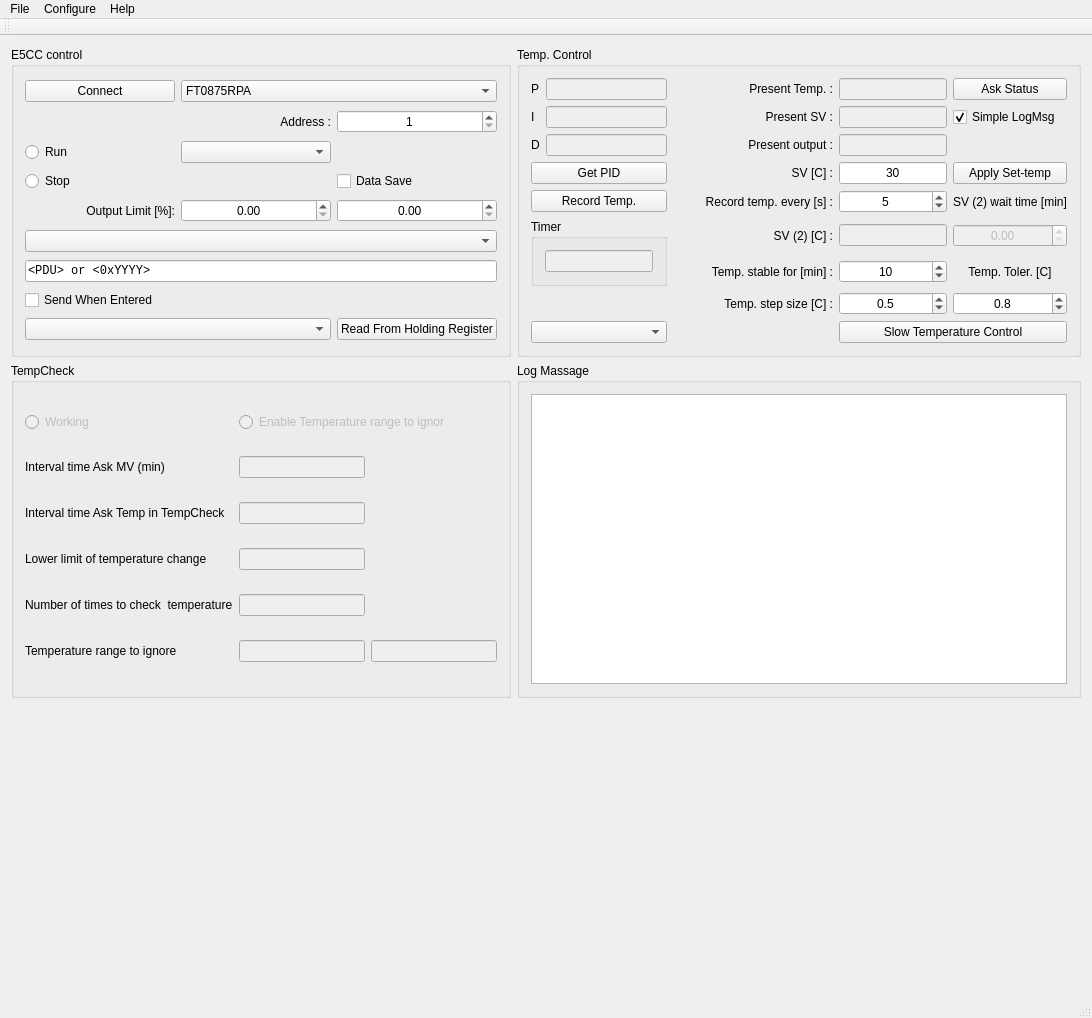
daimiura/OmronPID, file mainwindow.ui: the form before one commit.
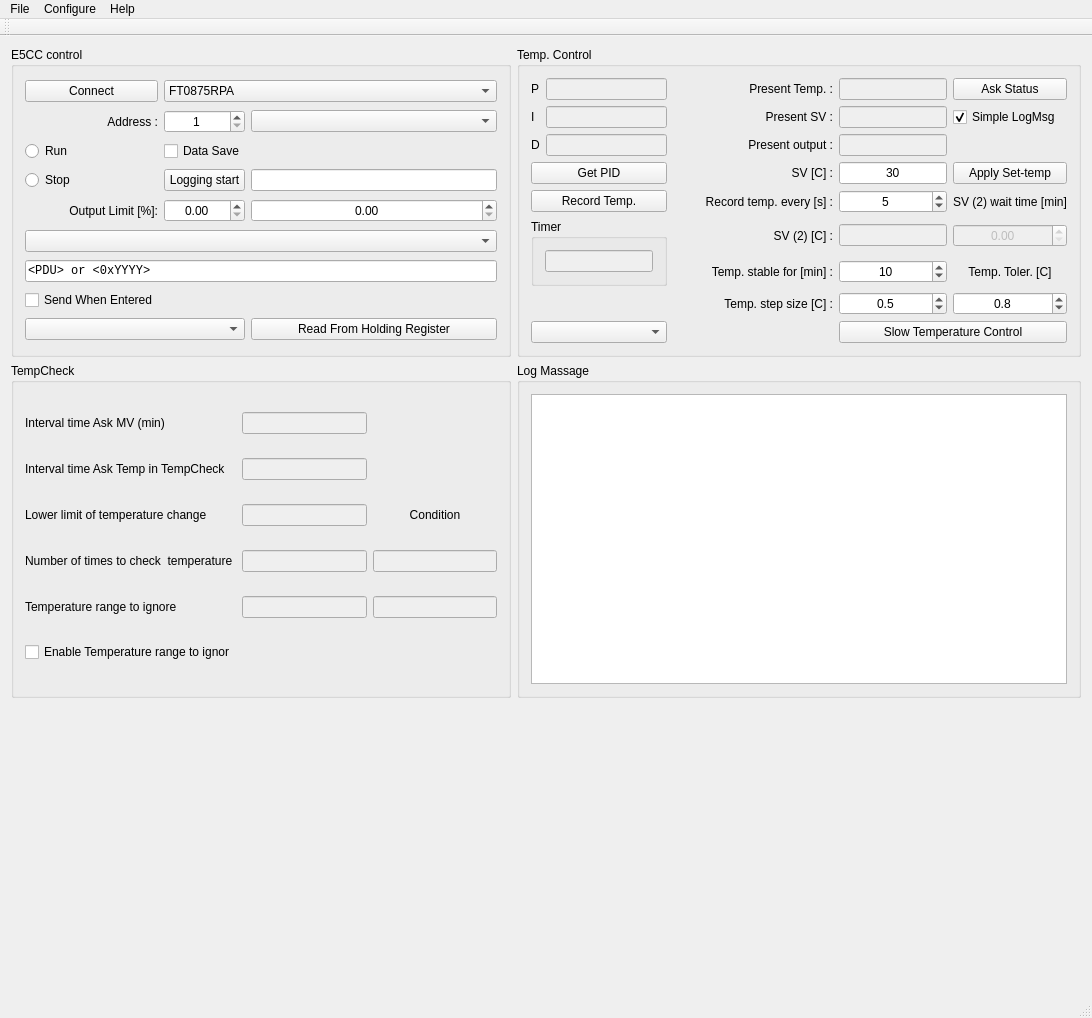
The form after the commit. Custom widgets are drawn as their Qt base class.

What changed in the file:
```diff
--- a/mainwindow.ui
+++ b/mainwindow.ui
@@ -21,14 +21,7 @@
        <string>E5CC control</string>
       </property>
       <layout class="QGridLayout" name="gridLayout_4">
-       <item row="0" column="0">
-        <widget class="QPushButton" name="pushButton_Connect">
-         <property name="text">
-          <string>Connect</string>
-         </property>
-        </widget>
-       </item>
-       <item row="3" column="0">
+       <item row="4" column="0">
         <widget class="QRadioButton" name="radioButton_Stop">
          <property name="text">
           <string>Stop</string>
@@ -38,24 +31,50 @@
          </attribute>
         </widget>
        </item>
-       <item row="4" column="2">
-        <widget class="QDoubleSpinBox" name="doubleSpinBox_MVupper">
+       <item row="0" column="0">
+        <widget class="QPushButton" name="pushButton_Connect">
+         <property name="text">
+          <string>Connect</string>
+         </property>
+        </widget>
+       </item>
+       <item row="6" column="0" colspan="3">
+        <widget class="QComboBox" name="comboBox_Func"/>
+       </item>
+       <item row="1" column="1">
+        <widget class="QSpinBox" name="spinBox_DeviceAddress">
          <property name="alignment">
           <set>Qt::AlignCenter</set>
          </property>
+         <property name="minimum">
+          <number>1</number>
+         </property>
          <property name="maximum">
-          <double>100.000000000000000</double>
+          <number>247</number>
+         </property>
+         <property name="value">
+          <number>1</number>
          </property>
         </widget>
        </item>
-       <item row="8" column="2">
+       <item row="9" column="2">
         <widget class="QPushButton" name="pushButton_ReadRH">
          <property name="text">
           <string>Read From Holding Register</string>
          </property>
         </widget>
        </item>
-       <item row="6" column="0" colspan="3">
+       <item row="4" column="1">
+        <widget class="QPushButton" name="pushButton_Log">
+         <property name="text">
+          <string>Logging start</string>
+         </property>
+         <property name="checkable">
+          <bool>true</bool>
+         </property>
+        </widget>
+       </item>
+       <item row="7" column="0" colspan="3">
         <widget class="QLineEdit" name="lineEdit_Cmd">
          <property name="font">
           <font>
@@ -67,59 +86,27 @@
          </property>
         </widget>
        </item>
-       <item row="7" column="0">
-        <widget class="QCheckBox" name="checkBox_EnableSend">
-         <property name="text">
-          <string>Send When Entered</string>
-         </property>
-        </widget>
+       <item row="4" column="2">
+        <widget class="QLineEdit" name="lineEdit_Log"/>
        </item>
-       <item row="0" column="1" colspan="2">
-        <widget class="QComboBox" name="comboBox_SeriesNumber">
-         <item>
-          <property name="text">
-           <string>FT0875RPA</string>
-          </property>
-         </item>
-        </widget>
-       </item>
-       <item row="5" column="0" colspan="3">
-        <widget class="QComboBox" name="comboBox_Func"/>
-       </item>
-       <item row="2" column="1">
+       <item row="1" column="2">
         <widget class="QComboBox" name="comboBox_AT">
          <property name="currentIndex">
           <number>-1</number>
          </property>
         </widget>
        </item>
-       <item row="4" column="0">
-        <widget class="QLabel" name="label_9">
+       <item row="3" column="0">
+        <widget class="QRadioButton" name="radioButton_Run">
          <property name="text">
-          <string>Output Limit [%]:</string>
+          <string>Run</string>
          </property>
-         <property name="alignment">
-          <set>Qt::AlignRight|Qt::AlignTrailing|Qt::AlignVCenter</set>
-         </property>
+         <attribute name="buttonGroup">
+          <string notr="true">buttonGroup</string>
+         </attribute>
         </widget>
        </item>
-       <item row="1" column="2">
-        <widget class="QSpinBox" name="spinBox_DeviceAddress">
-         <property name="alignment">
-          <set>Qt::AlignCenter</set>
-         </property>
-         <property name="minimum">
-          <number>1</number>
-         </property>
-         <property name="maximum">
-          <number>247</number>
-         </property>
-         <property name="value">
-          <number>1</number>
-         </property>
-        </widget>
-       </item>
-       <item row="8" column="0" colspan="2">
+       <item row="9" column="0" colspan="2">
         <widget class="QComboBox" name="comboBox_MemAddress">
          <property name="font">
           <font>
@@ -131,40 +118,66 @@
          </property>
         </widget>
        </item>
-       <item row="2" column="0">
-        <widget class="QRadioButton" name="radioButton_Run">
+       <item row="5" column="0">
+        <widget class="QLabel" name="label_9">
          <property name="text">
-          <string>Run</string>
-         </property>
-         <attribute name="buttonGroup">
-          <string notr="true">buttonGroup</string>
-         </attribute>
-        </widget>
-       </item>
-       <item row="1" column="1">
-        <widget class="QLabel" name="label_5">
-         <property name="text">
-          <string>Address :</string>
+          <string>Output Limit [%]:</string>
          </property>
          <property name="alignment">
           <set>Qt::AlignRight|Qt::AlignTrailing|Qt::AlignVCenter</set>
          </property>
         </widget>
        </item>
-       <item row="4" column="1">
-        <widget class="QDoubleSpinBox" name="doubleSpinBox_MVlower">
-         <property name="alignment">
-          <set>Qt::AlignCenter</set>
-         </property>
+       <item row="0" column="1" colspan="2">
+        <widget class="QComboBox" name="comboBox_SeriesNumber">
+         <item>
+          <property name="text">
+           <string>FT0875RPA</string>
+          </property>
+         </item>
         </widget>
        </item>
-       <item row="3" column="2">
+       <item row="3" column="1">
         <widget class="QCheckBox" name="checkBox_dataSave">
          <property name="text">
           <string>Data Save</string>
          </property>
         </widget>
        </item>
+       <item row="5" column="1">
+        <widget class="QDoubleSpinBox" name="doubleSpinBox_MVlower">
+         <property name="alignment">
+          <set>Qt::AlignCenter</set>
+         </property>
+        </widget>
+       </item>
+       <item row="8" column="0">
+        <widget class="QCheckBox" name="checkBox_EnableSend">
+         <property name="text">
+          <string>Send When Entered</string>
+         </property>
+        </widget>
+       </item>
+       <item row="5" column="2">
+        <widget class="QDoubleSpinBox" name="doubleSpinBox_MVupper">
+         <property name="alignment">
+          <set>Qt::AlignCenter</set>
+         </property>
+         <property name="maximum">
+          <double>100.000000000000000</double>
+         </property>
+        </widget>
+       </item>
+       <item row="1" column="0">
+        <widget class="QLabel" name="label_5">
+         <property name="text">
+          <string>Address :</string>
+         </property>
+         <property name="alignment">
+          <set>Qt::AlignRight|Qt::AlignTrailing|Qt::AlignVCenter</set>
+         </property>
+        </widget>
+       </item>
       </layout>
      </widget>
     </item>
@@ -567,58 +580,6 @@
        <string>TempCheck</string>
       </property>
       <layout class="QGridLayout" name="gridLayout_2">
-       <item row="5" column="1">
-        <widget class="QLineEdit" name="lineEdit_IgnoreLower">
-         <property name="enabled">
-          <bool>false</bool>
-         </property>
-        </widget>
-       </item>
-       <item row="3" column="1">
-        <widget class="QLineEdit" name="lineEdit_SafeLimit">
-         <property name="enabled">
-          <bool>false</bool>
-         </property>
-        </widget>
-       </item>
-       <item row="2" column="0">
-        <widget class="QLabel" name="label_14">
-         <property name="text">
-          <string>Interval time Ask Temp in TempCheck</string>
-         </property>
-        </widget>
-       </item>
-       <item row="2" column="1">
-        <widget class="QLineEdit" name="lineEdit_IntervalAskTemp">
-         <property name="enabled">
-          <bool>false</bool>
-         </property>
-        </widget>
-       </item>
-       <item row="5" column="2">
-        <widget class="QLineEdit" name="lineEdit_IgnoreUpper">
-         <property name="enabled">
-          <bool>false</bool>
-         </property>
-        </widget>
-       </item>
-       <item row="1" column="0">
-        <widget class="QLabel" name="label_6">
-         <property name="text">
-          <string>Interval time Ask MV (min)</string>
-         </property>
-        </widget>
-       </item>
-       <item row="0" column="1" colspan="2">
-        <widget class="QRadioButton" name="radioButton">
-         <property name="enabled">
-          <bool>false</bool>
-         </property>
-         <property name="text">
-          <string>Enable Temperature range to ignor</string>
-         </property>
-        </widget>
-       </item>
        <item row="1" column="1">
         <widget class="QLineEdit" name="lineEdit_IntervalAskMV">
          <property name="enabled">
@@ -633,6 +594,48 @@
          </property>
         </widget>
        </item>
+       <item row="1" column="0">
+        <widget class="QLabel" name="label_6">
+         <property name="text">
+          <string>Interval time Ask MV (min)</string>
+         </property>
+        </widget>
+       </item>
+       <item row="3" column="1">
+        <widget class="QLineEdit" name="lineEdit_SafeLimit">
+         <property name="enabled">
+          <bool>false</bool>
+         </property>
+        </widget>
+       </item>
+       <item row="2" column="1">
+        <widget class="QLineEdit" name="lineEdit_IntervalAskTemp">
+         <property name="enabled">
+          <bool>false</bool>
+         </property>
+        </widget>
+       </item>
+       <item row="5" column="2">
+        <widget class="QLineEdit" name="lineEdit_IgnoreUpper">
+         <property name="enabled">
+          <bool>false</bool>
+         </property>
+        </widget>
+       </item>
+       <item row="2" column="0">
+        <widget class="QLabel" name="label_14">
+         <property name="text">
+          <string>Interval time Ask Temp in TempCheck</string>
+         </property>
+        </widget>
+       </item>
+       <item row="5" column="1">
+        <widget class="QLineEdit" name="lineEdit_IgnoreLower">
+         <property name="enabled">
+          <bool>false</bool>
+         </property>
+        </widget>
+       </item>
        <item row="4" column="1">
         <widget class="QLineEdit" name="lineEdit_Numbers">
          <property name="enabled">
@@ -647,16 +650,6 @@
          </property>
         </widget>
        </item>
-       <item row="0" column="0">
-        <widget class="QRadioButton" name="radioButton_TempCheck">
-         <property name="enabled">
-          <bool>false</bool>
-         </property>
-         <property name="text">
-          <string>Working</string>
-         </property>
-        </widget>
-       </item>
        <item row="4" column="0">
         <widget class="QLabel" name="label_15">
          <property name="text">
@@ -664,6 +657,33 @@
          </property>
         </widget>
        </item>
+       <item row="6" column="0">
+        <widget class="QCheckBox" name="checkBox_Ignore">
+         <property name="enabled">
+          <bool>true</bool>
+         </property>
+         <property name="text">
+          <string>Enable Temperature range to ignor</string>
+         </property>
+        </widget>
+       </item>
+       <item row="4" column="2">
+        <widget class="QLineEdit" name="lineEdit_TempCheckCount">
+         <property name="enabled">
+          <bool>false</bool>
+         </property>
+        </widget>
+       </item>
+       <item row="3" column="2">
+        <widget class="QLabel" name="label_18">
+         <property name="text">
+          <string>Condition</string>
+         </property>
+         <property name="alignment">
+          <set>Qt::AlignCenter</set>
+         </property>
+        </widget>
+       </item>
       </layout>
      </widget>
     </item>
@@ -697,7 +717,7 @@
      <x>0</x>
      <y>0</y>
      <width>1092</width>
-     <height>25</height>
+     <height>26</height>
     </rect>
    </property>
    <widget class="QMenu" name="menuFile">
```
